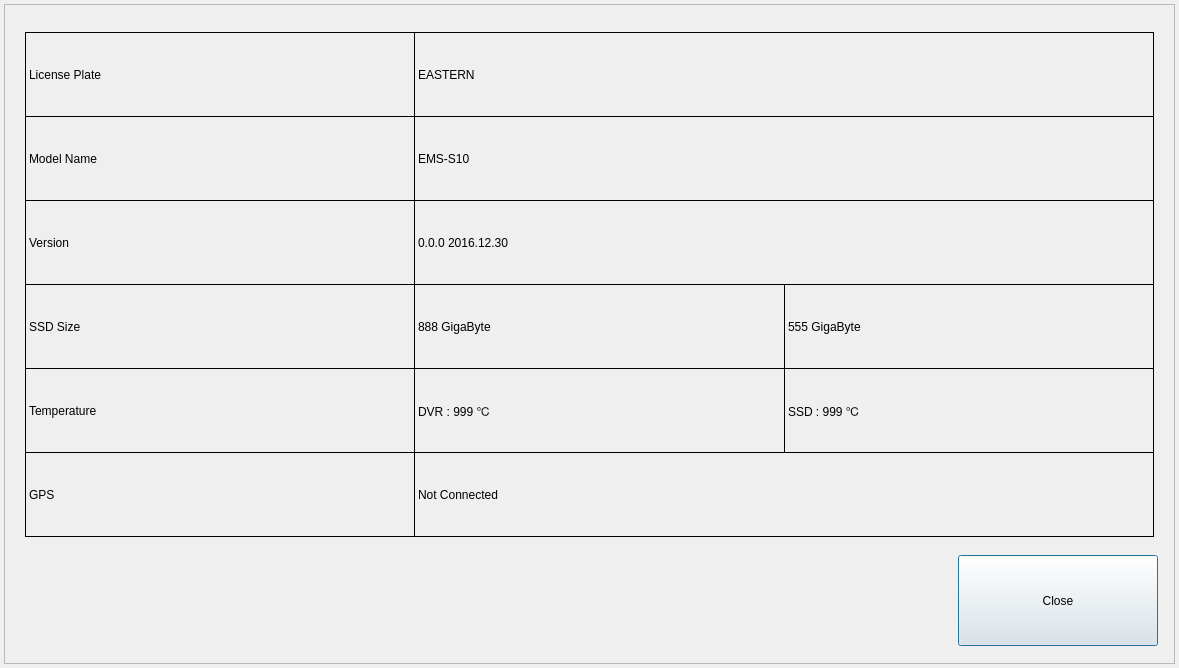
Before: the Qt Designer form gui/mainwidget/src/dvrsetup/system/information/informationdialog.ui in yjsin-emastec/neptune, drawn with Qt 5.
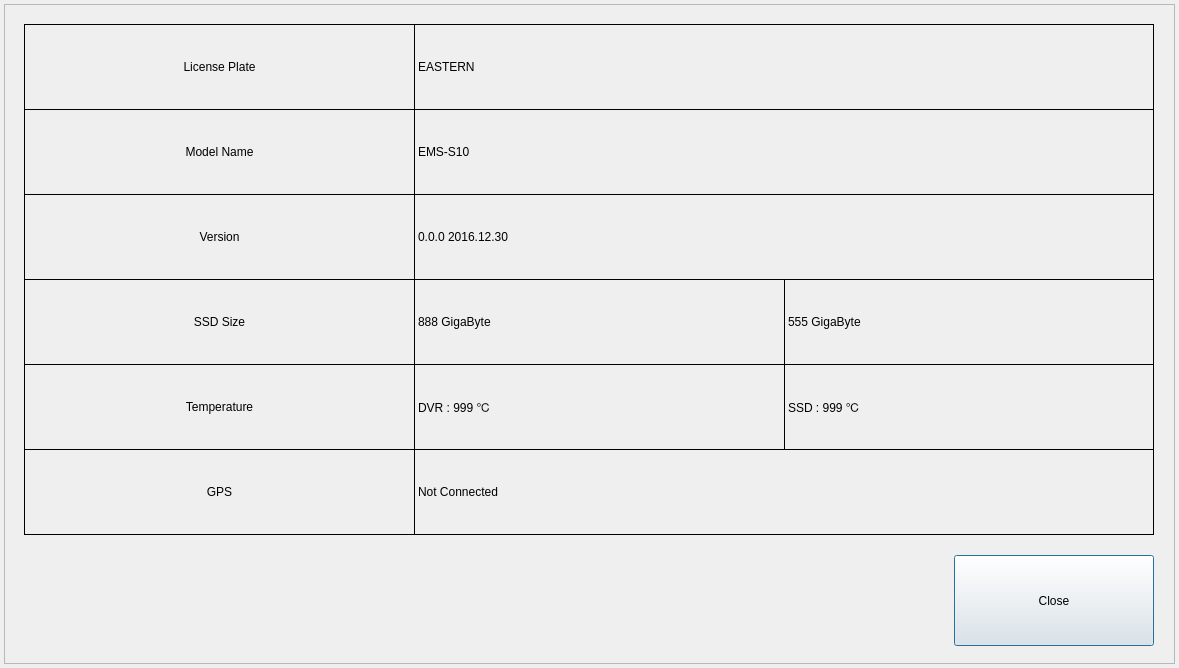
After: the same form once the commit is applied.

What changed in the file:
```diff
--- a/gui/mainwidget/src/dvrsetup/system/information/informationdialog.ui
+++ b/gui/mainwidget/src/dvrsetup/system/information/informationdialog.ui
@@ -31,10 +31,10 @@
    <widget class="QLabel" name="labelModelName">
     <property name="geometry">
      <rect>
-      <x>21</x>
-      <y>112</y>
-      <width>390</width>
-      <height>85</height>
+      <x>20</x>
+      <y>105</y>
+      <width>391</width>
+      <height>86</height>
      </rect>
     </property>
     <property name="frameShape">
@@ -43,11 +43,14 @@
     <property name="text">
      <string>Model Name</string>
     </property>
+    <property name="alignment">
+     <set>Qt::AlignCenter</set>
+    </property>
    </widget>
    <widget class="QPushButton" name="buttonClose">
     <property name="geometry">
      <rect>
-      <x>954</x>
+      <x>950</x>
       <y>551</y>
       <width>200</width>
       <height>91</height>
@@ -60,10 +63,10 @@
    <widget class="QLabel" name="labelVersion">
     <property name="geometry">
      <rect>
-      <x>21</x>
-      <y>196</y>
-      <width>390</width>
-      <height>85</height>
+      <x>20</x>
+      <y>190</y>
+      <width>391</width>
+      <height>86</height>
      </rect>
     </property>
     <property name="frameShape">
@@ -72,14 +75,17 @@
     <property name="text">
      <string>Version</string>
     </property>
+    <property name="alignment">
+     <set>Qt::AlignCenter</set>
+    </property>
    </widget>
    <widget class="QLabel" name="labelHddSize">
     <property name="geometry">
      <rect>
-      <x>21</x>
-      <y>280</y>
-      <width>390</width>
-      <height>85</height>
+      <x>20</x>
+      <y>275</y>
+      <width>391</width>
+      <height>86</height>
      </rect>
     </property>
     <property name="frameShape">
@@ -88,14 +94,17 @@
     <property name="text">
      <string>SSD Size</string>
     </property>
+    <property name="alignment">
+     <set>Qt::AlignCenter</set>
+    </property>
    </widget>
    <widget class="QLabel" name="labelGps">
     <property name="geometry">
      <rect>
-      <x>21</x>
-      <y>448</y>
-      <width>390</width>
-      <height>85</height>
+      <x>20</x>
+      <y>445</y>
+      <width>391</width>
+      <height>86</height>
      </rect>
     </property>
     <property name="frameShape">
@@ -104,14 +113,17 @@
     <property name="text">
      <string>GPS</string>
     </property>
+    <property name="alignment">
+     <set>Qt::AlignCenter</set>
+    </property>
    </widget>
    <widget class="QLabel" name="labelLicensePlate">
     <property name="geometry">
      <rect>
-      <x>21</x>
-      <y>28</y>
-      <width>390</width>
-      <height>85</height>
+      <x>20</x>
+      <y>20</y>
+      <width>391</width>
+      <height>86</height>
      </rect>
     </property>
     <property name="frameShape">
@@ -120,14 +132,17 @@
     <property name="text">
      <string>License Plate</string>
     </property>
+    <property name="alignment">
+     <set>Qt::AlignCenter</set>
+    </property>
    </widget>
    <widget class="QLabel" name="labelLicensePlate2">
     <property name="geometry">
      <rect>
       <x>410</x>
-      <y>28</y>
+      <y>20</y>
       <width>740</width>
-      <height>85</height>
+      <height>86</height>
      </rect>
     </property>
     <property name="frameShape">
@@ -136,17 +151,14 @@
     <property name="text">
      <string>EASTERN</string>
     </property>
-    <property name="margin">
-     <number>20</number>
-    </property>
    </widget>
    <widget class="QLabel" name="labelModelName2">
     <property name="geometry">
      <rect>
       <x>410</x>
-      <y>112</y>
+      <y>105</y>
       <width>740</width>
-      <height>85</height>
+      <height>86</height>
      </rect>
     </property>
     <property name="frameShape">
@@ -155,17 +167,14 @@
     <property name="text">
      <string>EMS-S10</string>
     </property>
-    <property name="margin">
-     <number>20</number>
-    </property>
    </widget>
    <widget class="QLabel" name="labelVersion2">
     <property name="geometry">
      <rect>
       <x>410</x>
-      <y>196</y>
+      <y>190</y>
       <width>740</width>
-      <height>85</height>
+      <height>86</height>
      </rect>
     </property>
     <property name="frameShape">
@@ -174,17 +183,14 @@
     <property name="text">
      <string>0.0.0 2016.12.30</string>
     </property>
-    <property name="margin">
-     <number>20</number>
-    </property>
    </widget>
    <widget class="QLabel" name="labelNormalSize2">
     <property name="geometry">
      <rect>
       <x>410</x>
-      <y>280</y>
+      <y>275</y>
       <width>371</width>
-      <height>85</height>
+      <height>86</height>
      </rect>
     </property>
     <property name="frameShape">
@@ -193,17 +199,14 @@
     <property name="text">
      <string>888 GigaByte</string>
     </property>
-    <property name="margin">
-     <number>20</number>
-    </property>
    </widget>
    <widget class="QLabel" name="labelEventSize2">
     <property name="geometry">
      <rect>
       <x>780</x>
-      <y>280</y>
+      <y>275</y>
       <width>370</width>
-      <height>85</height>
+      <height>86</height>
      </rect>
     </property>
     <property name="frameShape">
@@ -212,17 +215,14 @@
     <property name="text">
      <string>555 GigaByte</string>
     </property>
-    <property name="margin">
-     <number>20</number>
-    </property>
    </widget>
    <widget class="QLabel" name="labelGps2">
     <property name="geometry">
      <rect>
       <x>410</x>
-      <y>448</y>
+      <y>445</y>
       <width>740</width>
-      <height>85</height>
+      <height>86</height>
      </rect>
     </property>
     <property name="frameShape">
@@ -231,17 +231,14 @@
     <property name="text">
      <string>Not Connected</string>
     </property>
-    <property name="margin">
-     <number>20</number>
-    </property>
    </widget>
    <widget class="QLabel" name="labelDiskTemperature">
     <property name="geometry">
      <rect>
       <x>780</x>
-      <y>364</y>
+      <y>360</y>
       <width>370</width>
-      <height>85</height>
+      <height>86</height>
      </rect>
     </property>
     <property name="frameShape">
@@ -250,17 +247,14 @@
     <property name="text">
      <string>SSD : 999 ℃</string>
     </property>
-    <property name="margin">
-     <number>20</number>
-    </property>
    </widget>
    <widget class="QLabel" name="labelDVRTemperature2">
     <property name="geometry">
      <rect>
       <x>410</x>
-      <y>364</y>
+      <y>360</y>
       <width>371</width>
-      <height>85</height>
+      <height>86</height>
      </rect>
     </property>
     <property name="frameShape">
@@ -269,17 +263,14 @@
     <property name="text">
      <string>DVR : 999 ℃</string>
     </property>
-    <property name="margin">
-     <number>20</number>
-    </property>
    </widget>
    <widget class="QLabel" name="labelDVRTemperature">
     <property name="geometry">
      <rect>
-      <x>21</x>
-      <y>364</y>
-      <width>390</width>
-      <height>85</height>
+      <x>20</x>
+      <y>360</y>
+      <width>391</width>
+      <height>86</height>
      </rect>
     </property>
     <property name="frameShape">
@@ -288,6 +279,9 @@
     <property name="text">
      <string>Temperature</string>
     </property>
+    <property name="alignment">
+     <set>Qt::AlignCenter</set>
+    </property>
    </widget>
   </widget>
  </widget>
```
